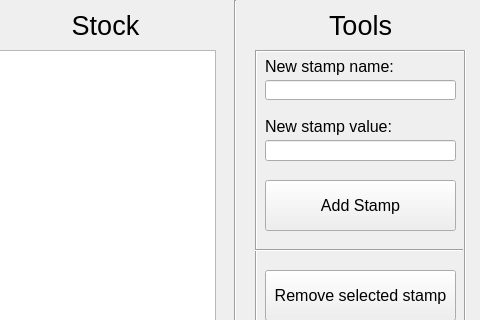
Old version of the form stamp_calc_app/stamp_calc.ui in the repository psidex/StampCalculator; both pictures show x 435 to 915 and y 0 to 320 of the 915 by 472 pixel window.
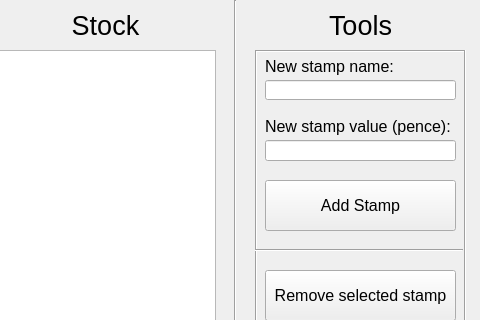
New version of the form. Icons and pictures are not drawn.

Patch:
```diff
--- a/stamp_calc_app/stamp_calc.ui
+++ b/stamp_calc_app/stamp_calc.ui
@@ -489,7 +489,7 @@
       </font>
      </property>
      <property name="text">
-      <string>New stamp value:</string>
+      <string>New stamp value (pence):</string>
      </property>
     </widget>
     <widget class="QLineEdit" name="new_stamp_value_line_edit">
```
